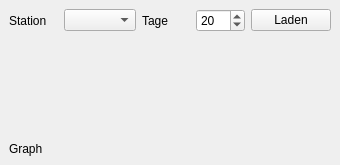
Old version of the form pegel_online_displayer_dockwidget_base.ui in the repository BeneLuWi/gis.
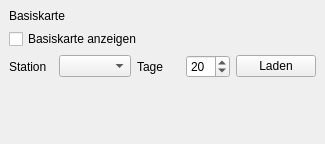
New version of the form.

Commit message: Add Graph to Plugin

The edit to the form file:
```diff
--- a/pegel_online_displayer_dockwidget_base.ui
+++ b/pegel_online_displayer_dockwidget_base.ui
@@ -6,8 +6,8 @@
    <rect>
     <x>0</x>
     <y>0</y>
-    <width>340</width>
-    <height>165</height>
+    <width>325</width>
+    <height>144</height>
    </rect>
   </property>
   <property name="windowTitle">
@@ -92,7 +92,31 @@
       <item>
        <widget class="QLabel" name="label">
         <property name="text">
-         <string>Graph</string>
+         <string/>
+        </property>
+       </widget>
+      </item>
+     </layout>
+    </item>
+    <item row="2" column="0">
+     <layout class="QVBoxLayout" name="vlayout_layers"/>
+    </item>
+    <item row="3" column="0">
+     <layout class="QVBoxLayout" name="vlayout_map">
+      <property name="topMargin">
+       <number>0</number>
+      </property>
+      <item>
+       <widget class="QLabel" name="lbBasemap">
+        <property name="text">
+         <string>Basiskarte</string>
+        </property>
+       </widget>
+      </item>
+      <item>
+       <widget class="QCheckBox" name="cbBasemap">
+        <property name="text">
+         <string>Basiskarte anzeigen</string>
         </property>
        </widget>
       </item>
```
Left out of the diff: 8 changed lines with no effect on the pictures. The commit also changes 4 other files.
